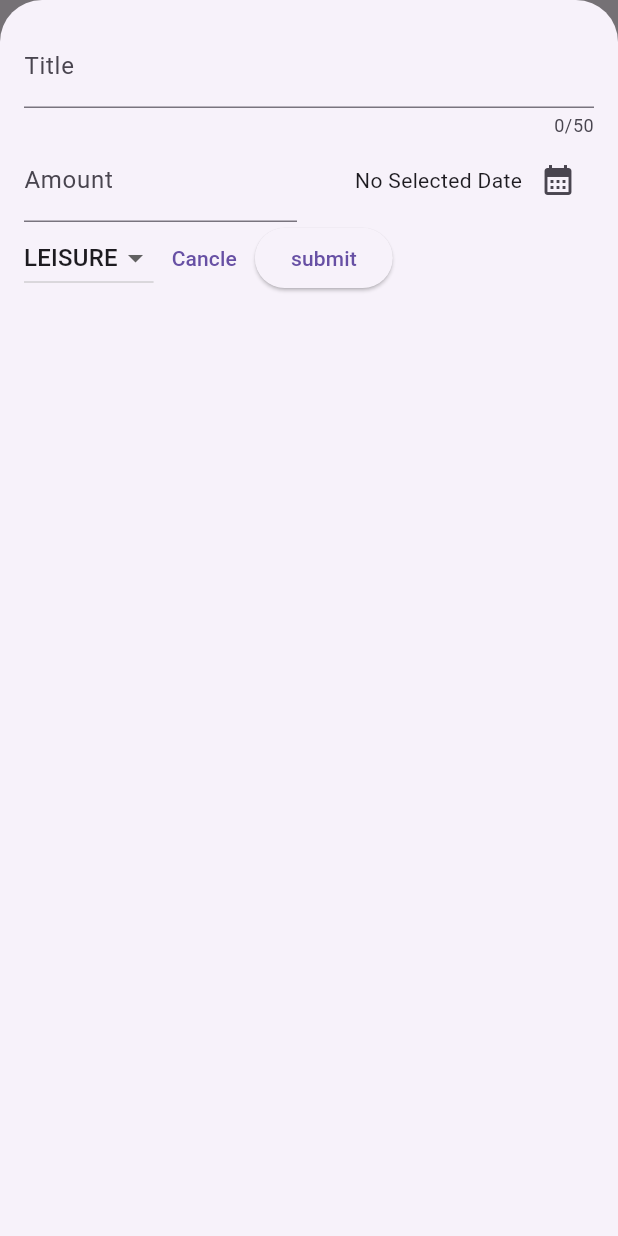
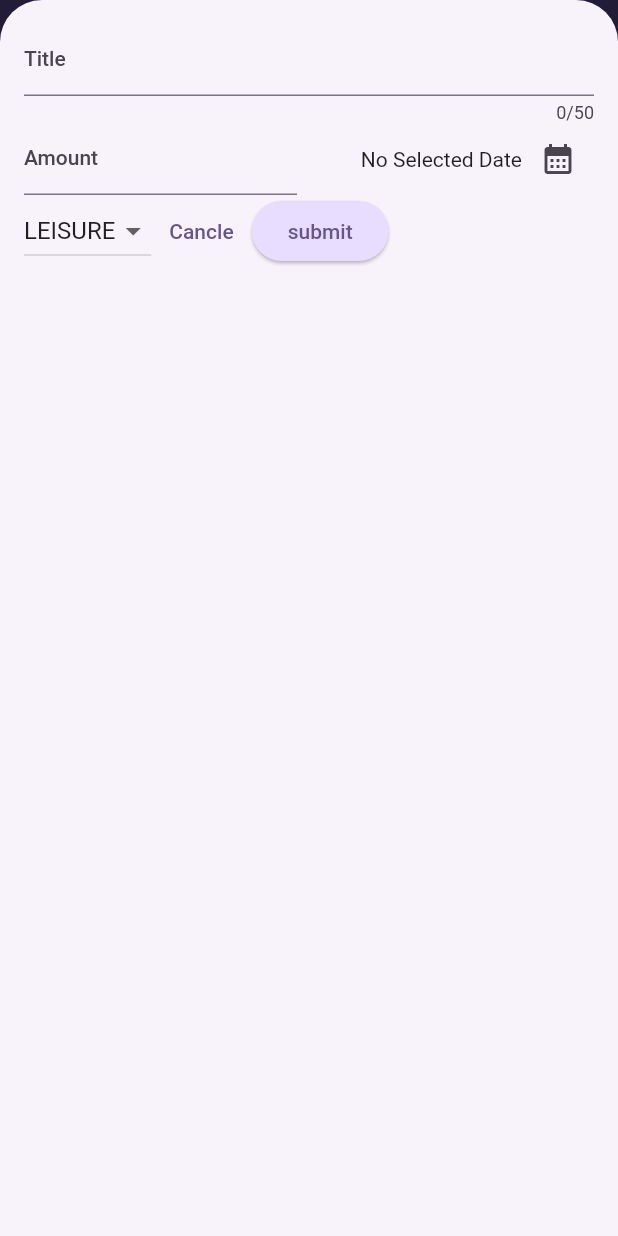
Before and after one commit to hamzaKabdallah/flutter-tutorial-third-part--expense-tracker-app, a Flutter app: the screen it shows after launch, after a tap on the "add" icon, on a phone screen of 412 x 824 dp. Run offline on Flutter 3.47's test engine with Material 2 defaults, Android fonts, the phone set to English and light mode, and no system bars.

Commit message:
add dark theme

```diff
--- a/lib/main.dart
+++ b/lib/main.dart
@@ -1,12 +1,62 @@
 import 'package:expense_app/widgents/expnese.dart';
 import 'package:flutter/material.dart';
+
+var kColorScheme = ColorScheme.fromSeed(
+  seedColor: const Color.fromARGB(255, 96, 59, 181),
+);
+
+var kDarkColorScheme = ColorScheme.fromSeed(
+  brightness: Brightness.dark,
+  seedColor: const Color.fromARGB(255, 5, 99, 125),
+);
 
 void main() {
   runApp(
     MaterialApp(
-      theme: ThemeData(
+      darkTheme: ThemeData().copyWith(
         useMaterial3: true,
+        colorScheme: kDarkColorScheme,
+        cardTheme: const CardTheme().copyWith(
+          color: kDarkColorScheme.secondaryContainer,
+          margin: const EdgeInsets.symmetric(
+            horizontal: 16,
+            vertical: 8,
+          ),
+        ),
+        elevatedButtonTheme: ElevatedButtonThemeData(
+          style: ElevatedButton.styleFrom(
+            backgroundColor: kDarkColorScheme.primaryContainer,
+          ),
+        ),
       ),
+      theme: ThemeData().copyWith(
+        useMaterial3: true,
+        colorScheme: kColorScheme,
+        appBarTheme: const AppBarTheme().copyWith(
+          backgroundColor: kColorScheme.onPrimaryContainer,
+          foregroundColor: kColorScheme.primaryContainer,
+        ),
+        cardTheme: const CardTheme().copyWith(
+          color: kColorScheme.secondaryContainer,
+          margin: const EdgeInsets.symmetric(
+            horizontal: 16,
+            vertical: 8,
+          ),
+        ),
+        elevatedButtonTheme: ElevatedButtonThemeData(
+          style: ElevatedButton.styleFrom(
+            backgroundColor: kColorScheme.primaryContainer,
+          ),
+        ),
+        textTheme: ThemeData().textTheme.copyWith(
+              titleLarge: TextStyle(
+                fontWeight: FontWeight.bold,
+                color: kColorScheme.onSecondaryContainer,
+                fontSize: 16,
+              ),
+            ),
+      ),
+      themeMode: ThemeMode.system,
       home: const Expenses(),
     ),
   );
--- a/lib/widgents/expenses_list/expenses_list.dart
+++ b/lib/widgents/expenses_list/expenses_list.dart
@@ -1,5 +1,6 @@
 import 'package:expense_app/models/expense.dart';
 import 'package:expense_app/widgents/expenses_list/expense_item.dart';
+import 'package:flutter/material.dart';
 import 'package:flutter/widgets.dart';
 
 class ExpensesList extends StatelessWidget {
@@ -15,6 +16,12 @@ class ExpensesList extends StatelessWidget {
       itemCount: expenses.length,
       itemBuilder: (context, index) => Dismissible(
         key: ValueKey(expenses[index]),
+        background: Container(
+          color: Theme.of(context).colorScheme.error.withOpacity(0.70),
+          margin: EdgeInsets.symmetric(
+            horizontal: Theme.of(context).cardTheme.margin!.horizontal,
+          ),
+        ),
         child: ExpenseItem(expense: expenses[index]),
         onDismissed: (direction) {
           onRemove(expenses[index]);
```
